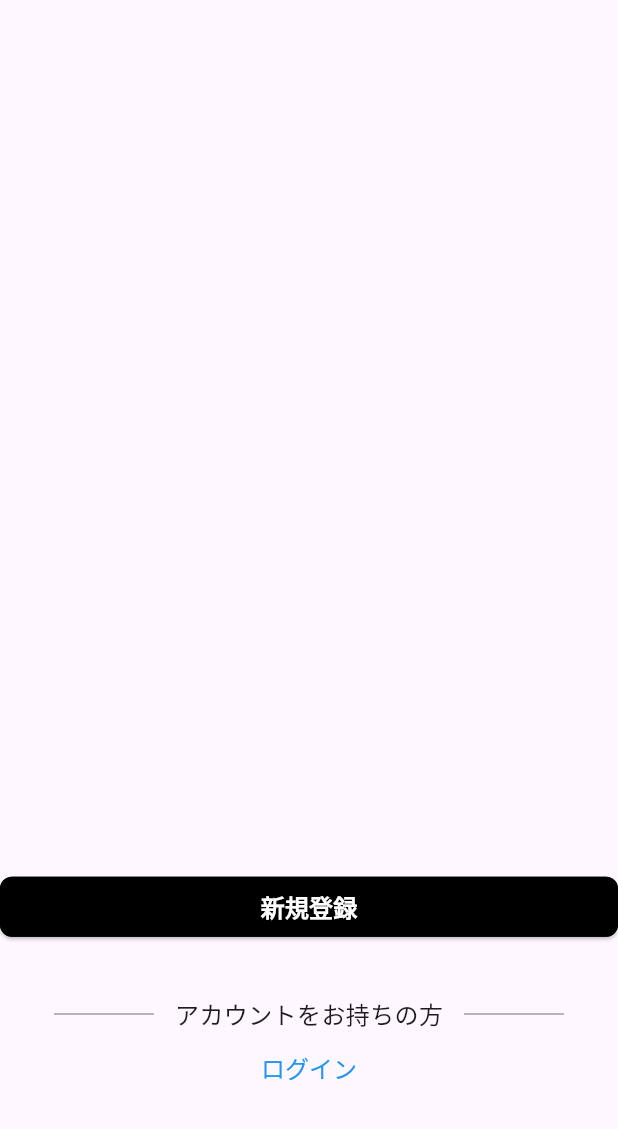
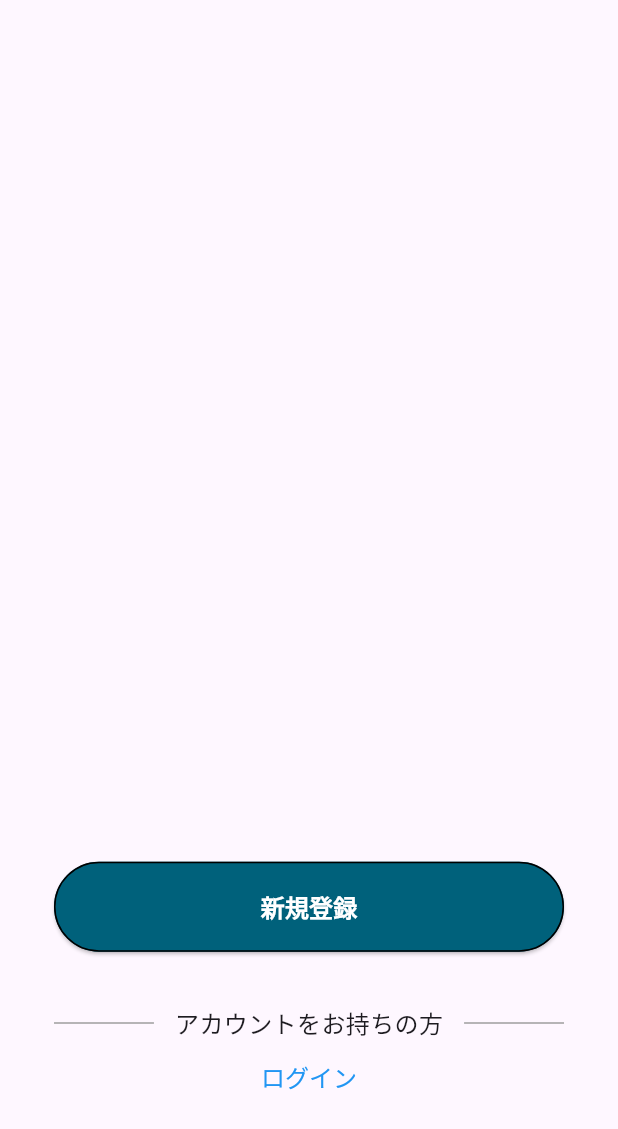
Before and after one commit to hinata2145/Easy_app, a Flutter app: the screen it shows after launch, on a phone screen of 412 x 824 dp. Shown: the top 1129 px of the screen. Run offline on Flutter 3.47's test engine with Material 3 defaults, Android fonts, the phone set to English and light mode, and no system bars; our stand-ins replace sign_in_button.

Commit message:
コンポーネントの追加

```diff
--- a/lib/component/common_button.dart
+++ b/lib/component/common_button.dart
@@ -17,15 +17,19 @@ class CommonButton extends StatelessWidget {
 
   @override
   Widget build(BuildContext context) {
-    return ElevatedButton(
+    return SizedBox(
+      height: 60,
+      width: 340,
+      child: ElevatedButton(
         style: ElevatedButton.styleFrom(
           side: const BorderSide(
             color: Colors.black,
             width: 1,
           ),
           foregroundColor: textcolor ?? Colors.white,
-        backgroundColor: backgroundcolor ?? Colors.black,
-        shape: RoundedRectangleBorder(borderRadius: BorderRadius.circular(8)),
+          backgroundColor: backgroundcolor ?? Color(0xFF00617B),
+          shape:
+              RoundedRectangleBorder(borderRadius: BorderRadius.circular(30)),
         ),
         onPressed: onpressed,
         child: Row(
@@ -38,6 +42,7 @@ class CommonButton extends StatelessWidget {
             ),
           ],
         ),
+      ),
     );
   }
 }
```
Lines whose indentation alone changed are shown as unchanged.
